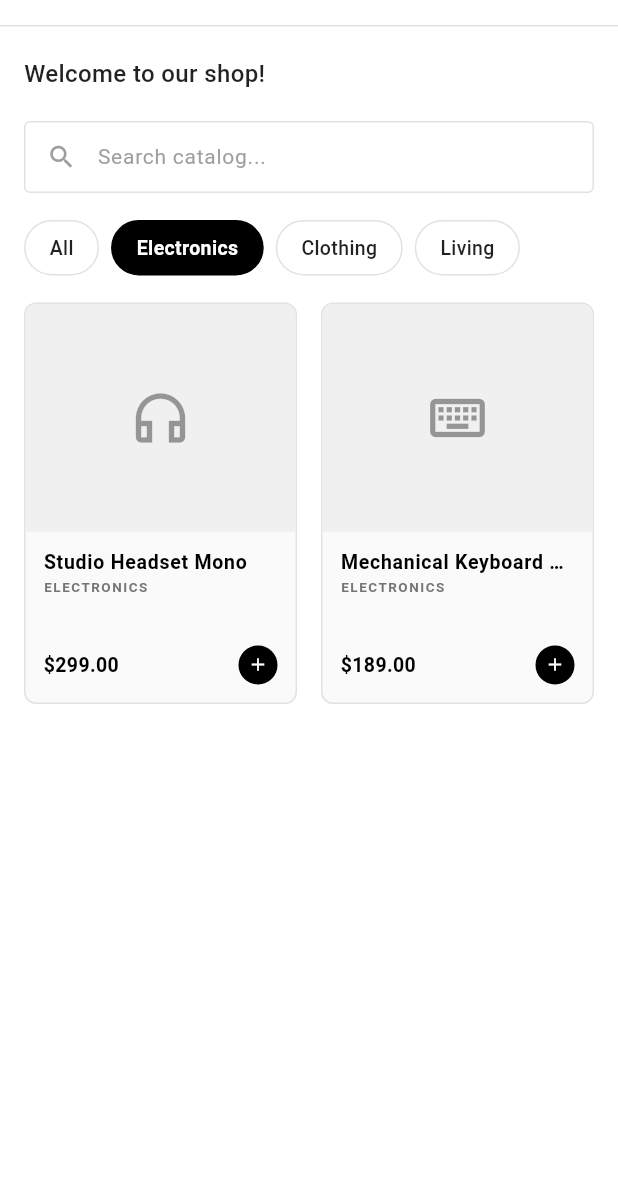
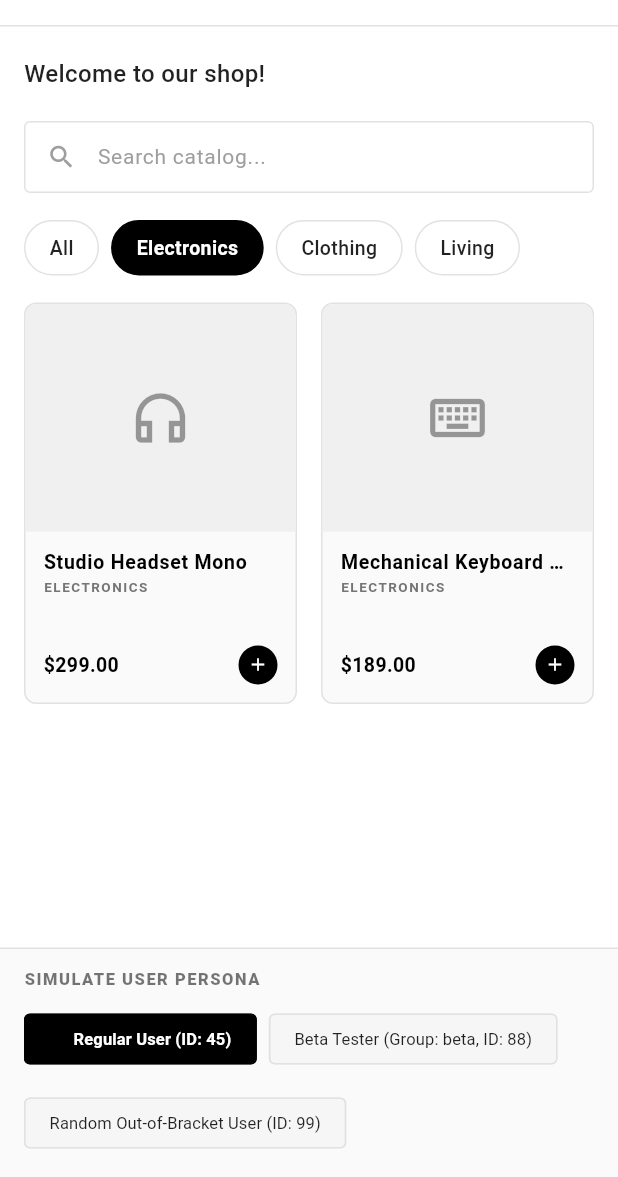
Before and after one commit to tanishpashte/Flagforge, a Flutter app: the screen it shows after launch, after a tap on "Electronics", on a phone screen of 412 x 824 dp, the part 59-1236 px from its top. Run offline on Flutter 3.47's test engine with Material 3 defaults, Android fonts, the phone set to English and light mode, and no system bars; network calls fail; Roboto replaces fonts that are missing (SpaceGrotesk).

Commit message:
feat: integrate user persona simulator in flutter to demonstrate real-time dynamic rule targeting

```diff
--- a/client_flutter/lib/main.dart
+++ b/client_flutter/lib/main.dart
@@ -140,6 +140,9 @@ class _ECommerceDashboardState extends State<ECommerceDashboard> {
   late bool showSpecialOffer;
   late bool showChatbot;
 
+  String _selectedUserId = '45';
+  String? _selectedGroup;
+
   late final FlagForgeClient _client;
 
   @override
@@ -151,6 +154,8 @@ class _ECommerceDashboardState extends State<ECommerceDashboard> {
 
     // Stream listener and state dispatcher initialization
     _client = FlagForgeClient();
+    _client.userId = _selectedUserId;
+    _client.group = _selectedGroup;
     _client.addListener(() {
       if (!mounted) return;
 
@@ -163,22 +168,14 @@ class _ECommerceDashboardState extends State<ECommerceDashboard> {
       }
 
       // 2. Map show_special_offer flags
-      if (_client.flags.containsKey('show_special_offer')) {
-        setState(() {
-          showSpecialOffer = _client.isEnabled('show_special_offer');
-        });
-      }
+      setState(() {
+        showSpecialOffer = _client.isEnabled('show_special_offer');
+      });
 
       // 3. Map ai_recommendations or enable_chatbot flags
-      if (_client.flags.containsKey('ai_recommendations')) {
-        setState(() {
-          showChatbot = _client.isEnabled('ai_recommendations');
-        });
-      } else if (_client.flags.containsKey('enable_chatbot')) {
-        setState(() {
-          showChatbot = _client.isEnabled('enable_chatbot');
-        });
-      }
+      setState(() {
+        showChatbot = _client.isEnabled('ai_recommendations') || _client.isEnabled('enable_chatbot');
+      });
     });
 
     // Wire and begin WebSocket/REST hydration with Project 3
@@ -554,6 +551,40 @@ class _ECommerceDashboardState extends State<ECommerceDashboard> {
           ],
         ),
       ),
+      bottomNavigationBar: Container(
+        decoration: BoxDecoration(
+          color: cardBgColor,
+          border: Border(
+            top: BorderSide(color: borderColor, width: 1),
+          ),
+        ),
+        padding: const EdgeInsets.symmetric(horizontal: 16, vertical: 12),
+        child: Column(
+          mainAxisSize: MainAxisSize.min,
+          crossAxisAlignment: CrossAxisAlignment.start,
+          children: [
+            Text(
+              'SIMULATE USER PERSONA',
+              style: TextStyle(
+                fontSize: 11,
+                fontWeight: FontWeight.w800,
+                color: isDark ? Colors.white60 : Colors.black54,
+                letterSpacing: 1.0,
+              ),
+            ),
+            const SizedBox(height: 8),
+            Wrap(
+              spacing: 8,
+              runSpacing: 8,
+              children: [
+                _buildPersonaChip('Regular User (ID: 45)', '45', null, borderColor, isDark),
+                _buildPersonaChip('Beta Tester (Group: beta, ID: 88)', '88', 'beta', borderColor, isDark),
+                _buildPersonaChip('Random Out-of-Bracket User (ID: 99)', '99', null, borderColor, isDark),
+              ],
+            ),
+          ],
+        ),
+      ),
       floatingActionButton: showChatbot
           ? FloatingActionButton(
               onPressed: () => _showChatbotDialog(context),
@@ -562,6 +593,45 @@ class _ECommerceDashboardState extends State<ECommerceDashboard> {
               child: const Icon(Icons.chat_bubble_outline),
             )
           : null,
+    );
+  }
+
+  Widget _buildPersonaChip(String label, String userId, String? group, Color borderColor, bool isDark) {
+    final isSelected = _selectedUserId == userId && _selectedGroup == group;
+    return ChoiceChip(
+      label: Text(
+        label,
+        style: TextStyle(
+          fontSize: 11,
+          fontWeight: isSelected ? FontWeight.bold : FontWeight.normal,
+          color: isSelected
+              ? (isDark ? Colors.black : Colors.white)
+              : (isDark ? Colors.white70 : Colors.black87),
+        ),
+      ),
+      selected: isSelected,
+      onSelected: (selected) {
+        if (selected) {
+          setState(() {
+            _selectedUserId = userId;
+            _selectedGroup = group;
+          });
+          if (widget.useLiveConnection) {
+            _client.updateContext(userId, group, 3);
+          }
+        }
+      },
+      selectedColor: isDark ? Colors.white : Colors.black,
+      backgroundColor: Colors.transparent,
+      shape: RoundedRectangleBorder(
+        borderRadius: BorderRadius.circular(4),
+        side: BorderSide(
+          color: isSelected
+              ? (isDark ? Colors.white : Colors.black)
+              : borderColor,
+          width: 1,
+        ),
+      ),
     );
   }
 
--- a/client_flutter/lib/sdk/flagforge_client.dart
+++ b/client_flutter/lib/sdk/flagforge_client.dart
@@ -7,6 +7,8 @@ import 'models.dart';
 
 class FlagForgeClient extends ChangeNotifier {
   final String host; // e.g. 'localhost:8000'
+  String? userId;
+  String? group;
 
   // Internal memory cache as requested by the specification
   final Map<String, dynamic> _flags = {};
@@ -196,6 +198,20 @@ class FlagForgeClient extends ChangeNotifier {
     _connectWebSocket(projectId);
   }
 
+  void updateContext(String? newUserId, String? newGroup, int projectId) {
+    userId = newUserId;
+    group = newGroup;
+
+    _subscription?.cancel();
+    _subscription = null;
+    _channel?.sink.close();
+    _channel = null;
+
+    _isConnecting = false;
+    _isReconnecting = false;
+    _connectWebSocket(projectId);
+  }
+
   /// Connects to real-time updates via WebSocket stream
   void _connectWebSocket(int projectId) {
     if (_isDisposed) return;
@@ -203,7 +219,18 @@ class FlagForgeClient extends ChangeNotifier {
     _isConnecting = true;
 
     final hostClean = host.replaceAll('http://', '').replaceAll('https://', '');
-    final wsUri = Uri.parse('ws://$hostClean/api/stream/$projectId');
+    var wsUrlStr = 'ws://$hostClean/api/stream/$projectId';
+    final queryParams = <String>[];
+    if (userId != null && userId!.isNotEmpty) {
+      queryParams.add('user_id=$userId');
+    }
+    if (group != null && group!.isNotEmpty) {
+      queryParams.add('group=$group');
+    }
+    if (queryParams.isNotEmpty) {
+      wsUrlStr += '?${queryParams.join('&')}';
+    }
+    final wsUri = Uri.parse(wsUrlStr);
 
     print('FlagForgeClient: Establishing real-time link at $wsUri');
 
```
